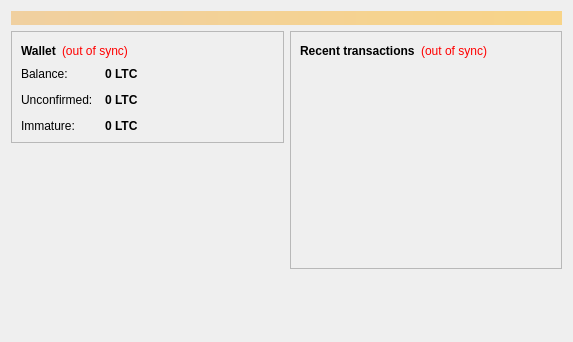
Old version of the form src/qt/forms/overviewpage.ui in the repository nnikka/learncoin.
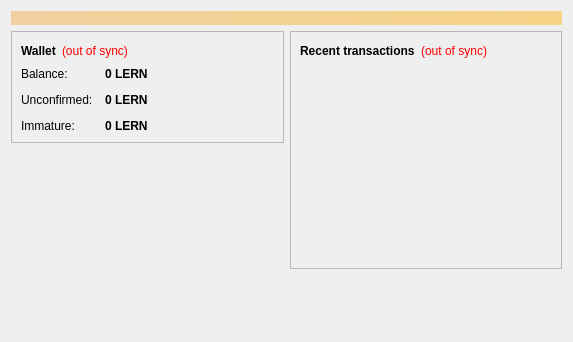
New version of the form.

```diff
--- a/src/qt/forms/overviewpage.ui
+++ b/src/qt/forms/overviewpage.ui
@@ -122,7 +122,7 @@
                <string>Your current balance</string>
               </property>
               <property name="text">
-               <string notr="true">0 LTC</string>
+               <string notr="true">0 LERN</string>
               </property>
               <property name="textInteractionFlags">
                <set>Qt::LinksAccessibleByMouse|Qt::TextSelectableByKeyboard|Qt::TextSelectableByMouse</set>
@@ -151,7 +151,7 @@
                <string>Total of transactions that have yet to be confirmed, and do not yet count toward the current balance</string>
               </property>
               <property name="text">
-               <string notr="true">0 LTC</string>
+               <string notr="true">0 LERN</string>
               </property>
               <property name="textInteractionFlags">
                <set>Qt::LinksAccessibleByMouse|Qt::TextSelectableByKeyboard|Qt::TextSelectableByMouse</set>
@@ -177,7 +177,7 @@
                <string>Mined balance that has not yet matured</string>
               </property>
               <property name="text">
-               <string notr="true">0 LTC</string>
+               <string notr="true">0 LERN</string>
               </property>
               <property name="textInteractionFlags">
                <set>Qt::LinksAccessibleByMouse|Qt::TextSelectableByKeyboard|Qt::TextSelectableByMouse</set>
```
Left out of the diff: 4 changed lines with no effect on the pictures.
